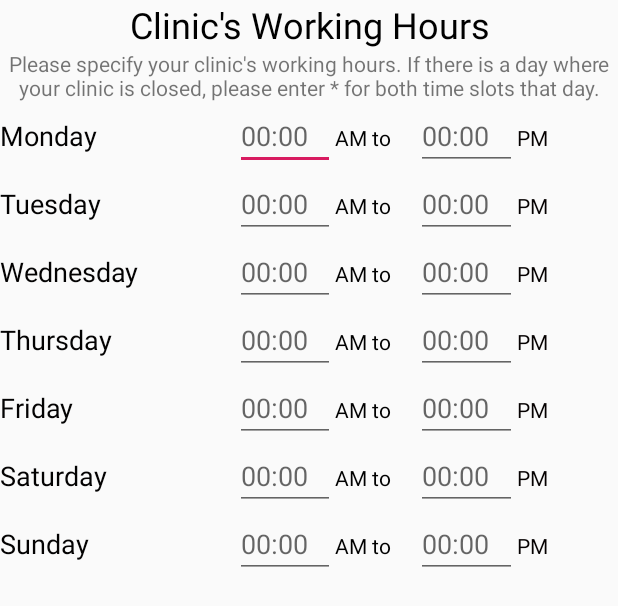
After one commit to JustinLanninRoy/SEG2105Project, an Android app: the layout dialog_hours.xml on its own in the app's theme, with its tools: preview values and no code run, on a phone screen of 412 x 824 dp. The commit adds this screen. Shown: the top 606 px of the screen. Run offline under Robolectric (Android 15) with nearby library versions, the phone set to English and light mode, and no system bars.

Commit message:
shockingly this actually would've been done tonight but now we have an extension so this is all the required functionality working and we just need a few small changes for friday

```diff
--- /dev/null
+++ b/WalkInClinic/app/src/main/res/layout/dialog_hours.xml
@@ -0,0 +1,373 @@
+<?xml version="1.0" encoding="utf-8"?>
+<LinearLayout xmlns:android="http://schemas.android.com/apk/res/android"
+    android:layout_width="match_parent"
+    android:layout_height="wrap_content"
+    android:orientation="vertical">
+
+    <TextView
+        android:id="@+id/textView12"
+        android:layout_width="match_parent"
+        android:layout_height="wrap_content"
+        android:gravity="center_horizontal"
+        android:text="Clinic's Working Hours"
+        android:textColor="#000000"
+        android:textSize="24sp" />
+
+    <TextView
+        android:id="@+id/textView22"
+        android:layout_width="match_parent"
+        android:layout_height="wrap_content"
+        android:gravity="center_horizontal"
+        android:text="Please specify your clinic's working hours. If there is a day where your clinic is closed, please enter * for both time slots that day." />
+
+    <LinearLayout
+        android:layout_width="match_parent"
+        android:layout_height="wrap_content"
+        android:orientation="horizontal">
+
+        <TextView
+            android:id="@+id/textView13"
+            android:layout_width="110dp"
+            android:layout_height="wrap_content"
+            android:layout_marginRight="30dp"
+            android:layout_weight="1"
+            android:text="Monday"
+            android:textColor="#030202"
+            android:textSize="18sp" />
+
+        <EditText
+            android:id="@+id/editText7"
+            android:layout_width="50dp"
+            android:layout_height="wrap_content"
+            android:layout_weight="1"
+            android:ems="10"
+            android:hint="00:00"
+            android:inputType="textPersonName" />
+
+        <TextView
+            android:id="@+id/textView15"
+            android:layout_width="wrap_content"
+            android:layout_height="wrap_content"
+            android:layout_weight="1"
+            android:text="AM to"
+            android:textColor="#000000" />
+
+        <EditText
+            android:id="@+id/editText9"
+            android:layout_width="50dp"
+            android:layout_height="wrap_content"
+            android:layout_weight="1"
+            android:ems="10"
+            android:hint="00:00"
+            android:inputType="textPersonName" />
+
+        <TextView
+            android:id="@+id/textView17"
+            android:layout_width="50dp"
+            android:layout_height="wrap_content"
+            android:layout_weight="1"
+            android:text="PM"
+            android:textColor="#050101" />
+    </LinearLayout>
+
+    <LinearLayout
+        android:layout_width="match_parent"
+        android:layout_height="wrap_content"
+        android:orientation="horizontal">
+
+        <TextView
+            android:id="@+id/textView33"
+            android:layout_width="110dp"
+            android:layout_height="wrap_content"
+            android:layout_marginRight="30dp"
+            android:layout_weight="1"
+            android:text="Tuesday"
+            android:textColor="#030202"
+            android:textSize="18sp" />
+
+        <EditText
+            android:id="@+id/editText77"
+            android:layout_width="50dp"
+            android:layout_height="wrap_content"
+            android:layout_weight="1"
+            android:ems="10"
+            android:hint="00:00"
+            android:inputType="textPersonName" />
+
+        <TextView
+            android:id="@+id/textView55"
+            android:layout_width="wrap_content"
+            android:layout_height="wrap_content"
+            android:layout_weight="1"
+            android:text="AM to"
+            android:textColor="#000000" />
+
+        <EditText
+            android:id="@+id/editText99"
+            android:layout_width="50dp"
+            android:layout_height="wrap_content"
+            android:layout_weight="1"
+            android:ems="10"
+            android:hint="00:00"
+            android:inputType="textPersonName" />
+
+        <TextView
+            android:id="@+id/textView11"
+            android:layout_width="50dp"
+            android:layout_height="wrap_content"
+            android:layout_weight="1"
+            android:text="PM"
+            android:textColor="#050101" />
+    </LinearLayout>
+
+    <LinearLayout
+        android:layout_width="match_parent"
+        android:layout_height="wrap_content"
+        android:orientation="horizontal">
+
+        <TextView
+            android:id="@+id/textView21"
+            android:layout_width="110dp"
+            android:layout_height="wrap_content"
+            android:layout_marginRight="30dp"
+            android:layout_weight="1"
+            android:text="Wednesday"
+            android:textColor="#030202"
+            android:textSize="18sp" />
+
+        <EditText
+            android:id="@+id/editText23"
+            android:layout_width="50dp"
+            android:layout_height="wrap_content"
+            android:layout_weight="1"
+            android:ems="10"
+            android:hint="00:00"
+            android:inputType="textPersonName" />
+
+        <TextView
+            android:id="@+id/textView24"
+            android:layout_width="wrap_content"
+            android:layout_height="wrap_content"
+            android:layout_weight="1"
+            android:text="AM to"
+            android:textColor="#000000" />
+
+        <EditText
+            android:id="@+id/editText25"
+            android:layout_width="50dp"
+            android:layout_height="wrap_content"
+            android:layout_weight="1"
+            android:ems="10"
+            android:hint="00:00"
+            android:inputType="textPersonName" />
+
+        <TextView
+            android:id="@+id/textView26"
+            android:layout_width="50dp"
+            android:layout_height="wrap_content"
+            android:layout_weight="1"
+            android:text="PM"
+            android:textColor="#050101" />
+    </LinearLayout>
+
+    <LinearLayout
+        android:layout_width="match_parent"
+        android:layout_height="wrap_content"
+        android:orientation="horizontal">
+
+        <TextView
+            android:id="@+id/textView27"
+            android:layout_width="110dp"
+            android:layout_height="wrap_content"
+            android:layout_marginRight="30dp"
+            android:layout_weight="1"
+            android:text="Thursday"
+            android:textColor="#030202"
+            android:textSize="18sp" />
+
+        <EditText
+            android:id="@+id/editText28"
+            android:layout_width="50dp"
+            android:layout_height="wrap_content"
+            android:layout_weight="1"
+            android:ems="10"
+            android:hint="00:00"
+            android:inputType="textPersonName" />
+
+        <TextView
+            android:id="@+id/textView29"
+            android:layout_width="wrap_content"
+            android:layout_height="wrap_content"
+            android:layout_weight="1"
+            android:text="AM to"
+            android:textColor="#000000" />
+
+        <EditText
+            android:id="@+id/editText30"
+            android:layout_width="50dp"
+            android:layout_height="wrap_content"
+            android:layout_weight="1"
+            android:ems="10"
+            android:hint="00:00"
+            android:inputType="textPersonName" />
+
+        <TextView
+            android:id="@+id/textView31"
+            android:layout_width="50dp"
+            android:layout_height="wrap_content"
+            android:layout_weight="1"
+            android:text="PM"
+            android:textColor="#050101" />
+    </LinearLayout>
+
+    <LinearLayout
+        android:layout_width="match_parent"
+        android:layout_height="wrap_content"
+        android:orientation="horizontal">
+
+        <TextView
+            android:id="@+id/textView32"
+            android:layout_width="110dp"
+            android:layout_height="wrap_content"
+            android:layout_marginRight="30dp"
+            android:layout_weight="1"
+            android:text="Friday"
+            android:textColor="#030202"
+            android:textSize="18sp" />
+
+        <EditText
+            android:id="@+id/editText34"
+            android:layout_width="50dp"
+            android:layout_height="wrap_content"
+            android:layout_weight="1"
+            android:ems="10"
+            android:hint="00:00"
+            android:inputType="textPersonName" />
+
+        <TextView
+            android:id="@+id/textView35"
+            android:layout_width="wrap_content"
+            android:layout_height="wrap_content"
+            android:layout_weight="1"
+            android:text="AM to"
+            android:textColor="#000000" />
+
+        <EditText
+            android:id="@+id/editText36"
+            android:layout_width="50dp"
+            android:layout_height="wrap_content"
+            android:layout_weight="1"
+            android:ems="10"
+            android:hint="00:00"
+            android:inputType="textPersonName" />
+
+        <TextView
+            android:id="@+id/textView37"
+            android:layout_width="50dp"
+            android:layout_height="wrap_content"
+            android:layout_weight="1"
+            android:text="PM"
+            android:textColor="#050101" />
+    </LinearLayout>
+
+    <LinearLayout
+        android:layout_width="match_parent"
+        android:layout_height="wrap_content"
+        android:orientation="horizontal">
+
+        <TextView
+            android:id="@+id/textView38"
+            android:layout_width="110dp"
+            android:layout_height="wrap_content"
+            android:layout_marginRight="30dp"
+            android:layout_weight="1"
+            android:text="Saturday"
+            android:textColor="#030202"
+            android:textSize="18sp" />
+
+        <EditText
+            android:id="@+id/editText39"
+            android:layout_width="50dp"
+            android:layout_height="wrap_content"
+            android:layout_weight="1"
+            android:ems="10"
+            android:hint="00:00"
+            android:inputType="textPersonName" />
+
+        <TextView
+            android:id="@+id/textView40"
+            android:layout_width="wrap_content"
+            android:layout_height="wrap_content"
+            android:layout_weight="1"
+            android:text="AM to"
+            android:textColor="#000000" />
+
+        <EditText
+            android:id="@+id/editText41"
+            android:layout_width="50dp"
+            android:layout_height="wrap_content"
+            android:layout_weight="1"
+            android:ems="10"
+            android:hint="00:00"
+            android:inputType="textPersonName" />
+
+        <TextView
+            android:id="@+id/textView42"
+            android:layout_width="50dp"
+            android:layout_height="wrap_content"
+            android:layout_weight="1"
+            android:text="PM"
+            android:textColor="#050101" />
+    </LinearLayout>
+
+    <LinearLayout
+        android:layout_width="match_parent"
+        android:layout_height="wrap_content"
+        android:orientation="horizontal">
+
+        <TextView
+            android:id="@+id/textView43"
+            android:layout_width="110dp"
+            android:layout_height="wrap_content"
+            android:layout_marginRight="30dp"
+            android:layout_weight="1"
+            android:text="Sunday"
+            android:textColor="#030202"
+            android:textSize="18sp" />
+
+        <EditText
+            android:id="@+id/editText45"
+            android:layout_width="50dp"
+            android:layout_height="wrap_content"
+            android:layout_weight="1"
+            android:ems="10"
+            android:hint="00:00"
+            android:inputType="textPersonName" />
+
+        <TextView
+            android:id="@+id/textView46"
+            android:layout_width="wrap_content"
+            android:layout_height="wrap_content"
+            android:layout_weight="1"
+            android:text="AM to"
+            android:textColor="#000000" />
+
+        <EditText
+            android:id="@+id/editText47"
+            android:layout_width="50dp"
+            android:layout_height="wrap_content"
+            android:layout_weight="1"
+            android:ems="10"
+            android:hint="00:00"
+            android:inputType="textPersonName" />
+
+        <TextView
+            android:id="@+id/textView48"
+            android:layout_width="50dp"
+            android:layout_height="wrap_content"
+            android:layout_weight="1"
+            android:text="PM"
+            android:textColor="#050101" />
+    </LinearLayout>
+
+</LinearLayout>
```
Also changed, not shown: WalkInClinic/app/src/main/java/com/example/walkinclinic/ClinicProfile.java (+290 -4 lines), WalkInClinic/app/src/main/java/com/example/walkinclinic/CreateEmployee.java (+7 -1 lines), WalkInClinic/app/src/main/java/com/example/walkinclinic/DatabaseHelper.java (+18 -8 lines), WalkInClinic/app/src/main/res/values/strings.xml (+7 -0 lines).
